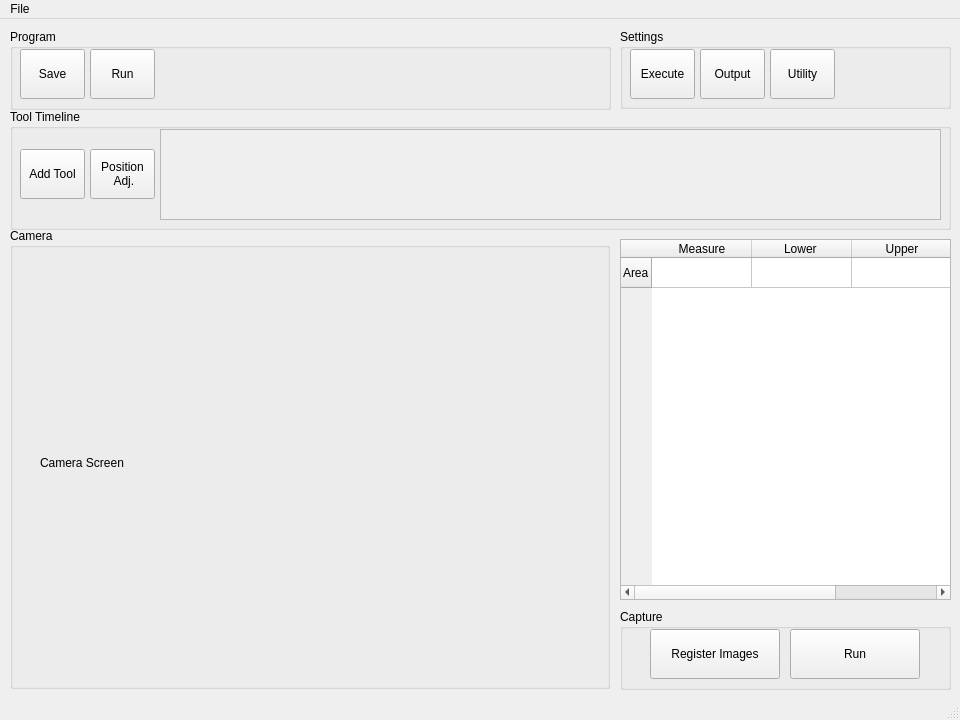
This is QtFiles/mainwindow.ui in chehrehgosha/CrouseMV as Qt 5 draws it before an edit. The edited form follows.
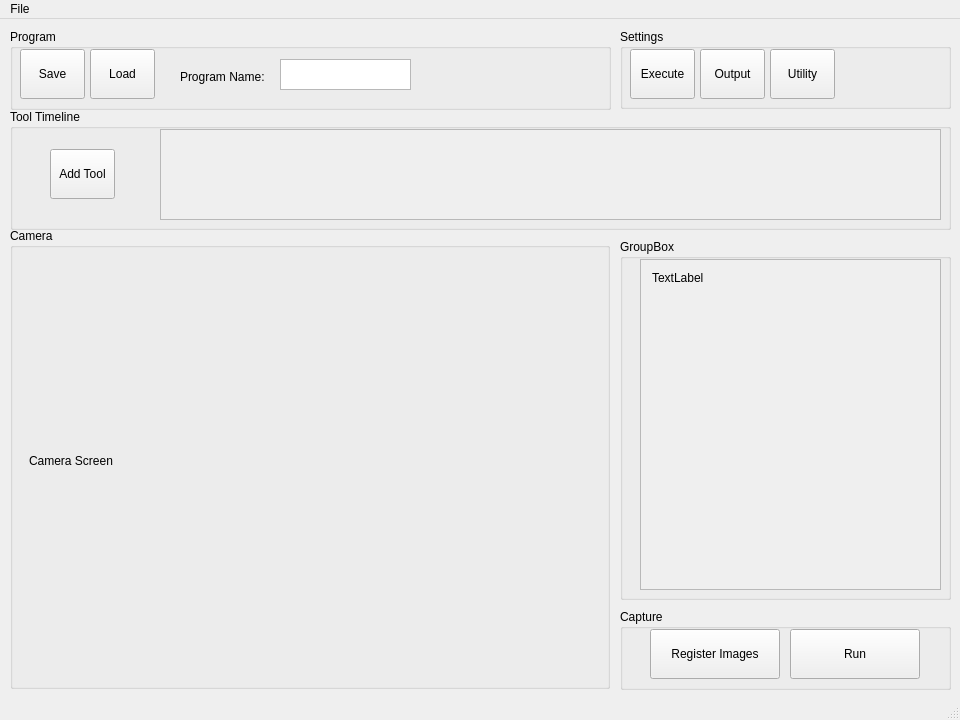
This is the edited form.

Commit message: Implemented: Save and Load feature

The edit to the form file:
```diff
--- a/QtFiles/mainwindow.ui
+++ b/QtFiles/mainwindow.ui
@@ -98,12 +98,18 @@
     <widget class="QLabel" name="cameraLabel">
      <property name="geometry">
       <rect>
-       <x>30</x>
-       <y>34</y>
+       <x>19</x>
+       <y>30</y>
        <width>540</width>
-       <height>401</height>
+       <height>405</height>
       </rect>
      </property>
+     <property name="minimumSize">
+      <size>
+       <width>100</width>
+       <height>405</height>
+      </size>
+     </property>
      <property name="maximumSize">
       <size>
        <width>540</width>
@@ -136,7 +142,7 @@
     <widget class="QPushButton" name="addTool">
      <property name="geometry">
       <rect>
-       <x>10</x>
+       <x>40</x>
        <y>40</y>
        <width>65</width>
        <height>50</height>
@@ -193,26 +199,6 @@
       </layout>
      </widget>
     </widget>
-    <widget class="QPushButton" name="pushButton_6">
-     <property name="geometry">
-      <rect>
-       <x>80</x>
-       <y>40</y>
-       <width>65</width>
-       <height>50</height>
-      </rect>
-     </property>
-     <property name="minimumSize">
-      <size>
-       <width>65</width>
-       <height>50</height>
-      </size>
-     </property>
-     <property name="text">
-      <string>Position
- Adj.</string>
-     </property>
-    </widget>
    </widget>
    <widget class="QGroupBox" name="groupBox_4">
     <property name="geometry">
@@ -264,39 +250,32 @@
       </size>
      </property>
      <property name="text">
-      <string>Run</string>
+      <string>Load</string>
      </property>
     </widget>
-   </widget>
-   <widget class="QTableWidget" name="tableWidget">
-    <property name="geometry">
-     <rect>
-      <x>620</x>
-      <y>220</y>
-      <width>331</width>
-      <height>361</height>
-     </rect>
-    </property>
-    <row>
-     <property name="text">
-      <string>Area</string>
+    <widget class="QPlainTextEdit" name="ProgramName">
+     <property name="geometry">
+      <rect>
+       <x>270</x>
+       <y>30</y>
+       <width>131</width>
+       <height>31</height>
+      </rect>
      </property>
-    </row>
-    <column>
-     <property name="text">
-      <string>Measure</string>
+    </widget>
+    <widget class="QLabel" name="label">
+     <property name="geometry">
+      <rect>
+       <x>170</x>
+       <y>40</y>
+       <width>91</width>
+       <height>16</height>
+      </rect>
      </property>
-    </column>
-    <column>
      <property name="text">
-      <string>Lower </string>
+      <string>Program Name:</string>
      </property>
-    </column>
-    <column>
-     <property name="text">
-      <string>Upper</string>
-     </property>
-    </column>
+    </widget>
    </widget>
    <widget class="QGroupBox" name="groupBox_5">
     <property name="geometry">
@@ -371,6 +350,54 @@
      </property>
     </widget>
    </widget>
+   <widget class="QGroupBox" name="groupBox_6">
+    <property name="geometry">
+     <rect>
+      <x>620</x>
+      <y>220</y>
+      <width>331</width>
+      <height>361</height>
+     </rect>
+    </property>
+    <property name="title">
+     <string>GroupBox</string>
+    </property>
+    <widget class="QScrollArea" name="scrollArea_2">
+     <property name="geometry">
+      <rect>
+       <x>20</x>
+       <y>20</y>
+       <width>301</width>
+       <height>331</height>
+      </rect>
+     </property>
+     <property name="widgetResizable">
+      <bool>true</bool>
+     </property>
+     <widget class="QWidget" name="scrollAreaWidgetContents_2">
+      <property name="geometry">
+       <rect>
+        <x>0</x>
+        <y>0</y>
+        <width>299</width>
+        <height>329</height>
+       </rect>
+      </property>
+      <layout class="QVBoxLayout" name="verticalLayout">
+       <item>
+        <widget class="QLabel" name="Report_Label">
+         <property name="text">
+          <string>TextLabel</string>
+         </property>
+         <property name="alignment">
+          <set>Qt::AlignLeading|Qt::AlignLeft|Qt::AlignTop</set>
+         </property>
+        </widget>
+       </item>
+      </layout>
+     </widget>
+    </widget>
+   </widget>
   </widget>
   <widget class="QMenuBar" name="menuBar">
    <property name="geometry">
```
Left out of the diff: 4 changed lines with no effect on the pictures. The commit also changes 13 other files.
